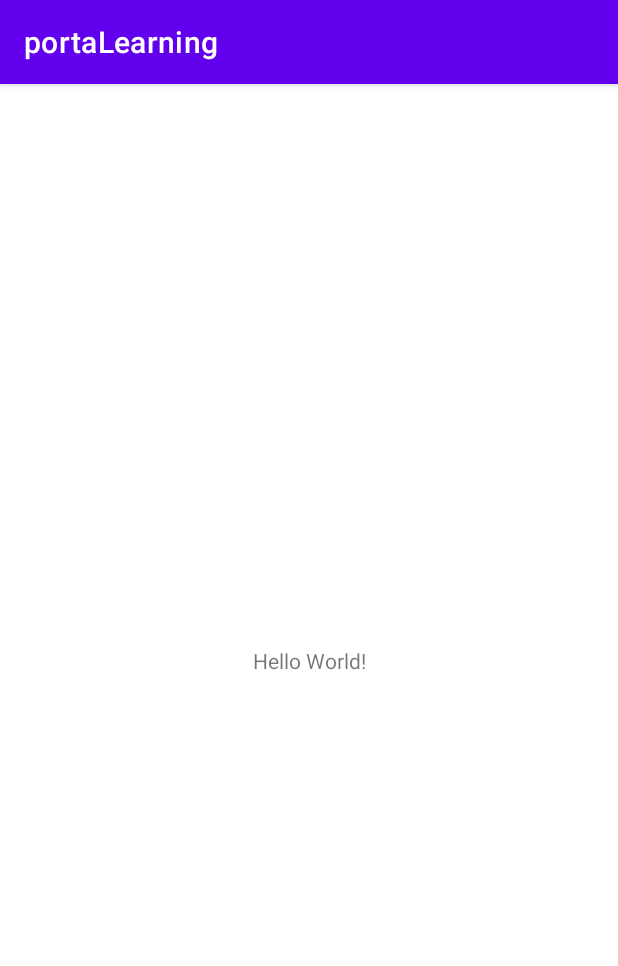
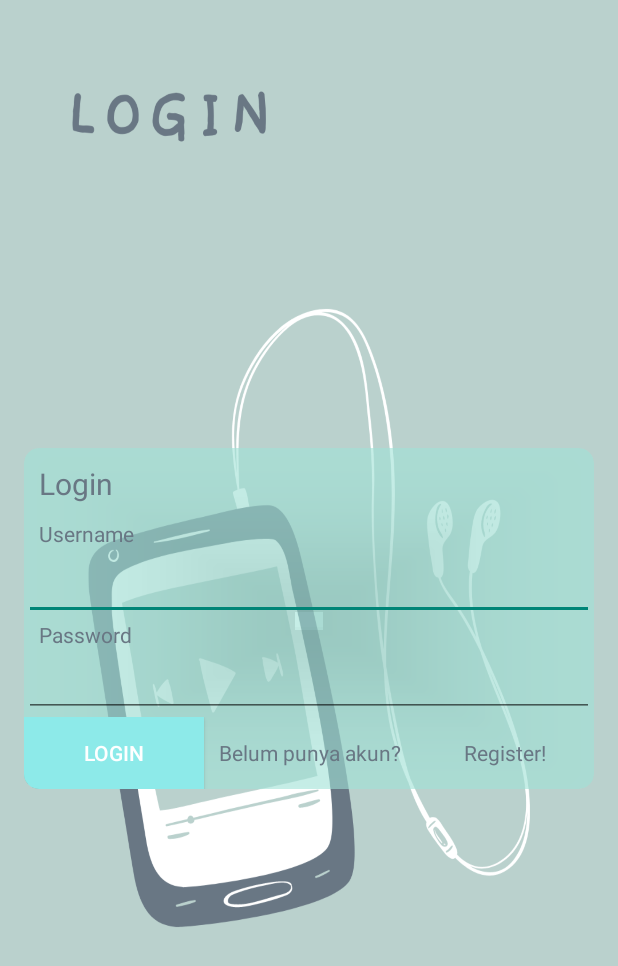
Before and after one commit to AdamSyahputraAS/portaLearning, an Android app: the screen it shows after launch (MainActivity before the commit, login_activity after it), on a phone screen of 412 x 824 dp. Shown: the top 966 px of the screen. Run offline under Robolectric (Android 15) with nearby library versions, the phone set to English and light mode, and no system bars.

Commit message:
login and splash screen

```diff
--- a/app/build.gradle
+++ b/app/build.gradle
@@ -1,6 +1,7 @@
 plugins {
     id 'com.android.application'
     id 'org.jetbrains.kotlin.android'
+    id 'kotlin-android-extensions'
 }
 
 android {
--- a/app/src/main/AndroidManifest.xml
+++ b/app/src/main/AndroidManifest.xml
@@ -11,15 +11,18 @@
         android:theme="@style/Theme.PortaLearning">
         <activity
             android:name=".login_activity"
-            android:exported="false" />
+            android:theme="@style/Theme.AppCompat.DayNight.NoActionBar"
+            android:exported="true" >
+        <intent-filter>
+            <action android:name="android.intent.action.MAIN" />
+
+            <category android:name="android.intent.category.LAUNCHER" />
+        </intent-filter>
+        </activity>
         <activity
             android:name=".MainActivity"
             android:exported="true">
-            <intent-filter>
-                <action android:name="android.intent.action.MAIN" />
 
-                <category android:name="android.intent.category.LAUNCHER" />
-            </intent-filter>
         </activity>
     </application>
 
--- a/app/src/main/res/layout/activity_login.xml
+++ b/app/src/main/res/layout/activity_login.xml
@@ -1,10 +1,113 @@
 <?xml version="1.0" encoding="utf-8"?>
-<LinearLayout xmlns:android="http://schemas.android.com/apk/res/android"
+<androidx.constraintlayout.widget.ConstraintLayout xmlns:android="http://schemas.android.com/apk/res/android"
     xmlns:app="http://schemas.android.com/apk/res-auto"
     xmlns:tools="http://schemas.android.com/tools"
     android:layout_width="match_parent"
     android:layout_height="match_parent"
+    android:background="@drawable/login_background"
     android:orientation="vertical"
     tools:context=".login_activity">
 
-</LinearLayout>
+    <androidx.cardview.widget.CardView
+        android:id="@+id/cardView"
+        android:layout_width="380dp"
+        android:layout_height="wrap_content"
+        android:layout_gravity="center|center_horizontal"
+        android:paddingStart="10dp"
+        android:paddingLeft="10dp"
+        android:paddingTop="10dp"
+        android:paddingEnd="10dp"
+        android:paddingRight="10dp"
+        app:cardBackgroundColor="#99A1E3D8"
+        app:cardCornerRadius="10dp"
+        app:layout_constraintBottom_toBottomOf="parent"
+        app:layout_constraintEnd_toEndOf="parent"
+        app:layout_constraintStart_toStartOf="parent"
+        app:layout_constraintTop_toTopOf="parent">
+
+        <LinearLayout
+            android:layout_width="match_parent"
+            android:layout_height="match_parent"
+            android:orientation="vertical">
+
+            <TextView
+                android:id="@+id/textView"
+                android:layout_width="wrap_content"
+                android:layout_height="wrap_content"
+                android:layout_marginLeft="10dp"
+                android:layout_marginTop="10dp"
+                android:text="Login"
+                android:textColor="#697784"
+                android:textSize="20dp" />
+
+            <TextView
+                android:id="@+id/textView3"
+                android:layout_width="match_parent"
+                android:layout_height="wrap_content"
+                android:layout_marginLeft="10dp"
+                android:layout_marginTop="10dp"
+                android:text="Username"
+                android:textColor="#697784" />
+
+            <EditText
+                android:id="@+id/inputUsername"
+                android:layout_width="match_parent"
+                android:layout_height="wrap_content"
+                android:ems="10"
+                android:inputType="textPersonName"
+                android:minHeight="48dp" />
+
+            <TextView
+                android:id="@+id/textView4"
+                android:layout_width="match_parent"
+                android:layout_height="wrap_content"
+                android:layout_marginLeft="10dp"
+                android:text="Password"
+                android:textColor="#697784" />
+
+            <EditText
+                android:id="@+id/inputPasword"
+                android:layout_width="match_parent"
+                android:layout_height="wrap_content"
+                android:ems="10"
+                android:inputType="textPersonName" />
+
+            <LinearLayout
+                android:layout_width="match_parent"
+                android:layout_height="match_parent"
+                android:orientation="horizontal">
+
+                <Button
+
+                    android:id="@+id/button"
+                    android:layout_width="wrap_content"
+                    android:layout_height="wrap_content"
+                    android:layout_weight="1"
+                    android:background="#8DEAE9"
+                    android:text="Login"
+                    android:textColor="#FFFFFF"
+                    app:strokeColor="#BF7E7E"
+                    tools:ignore="DuplicateSpeakableTextCheck" />
+
+                <TextView
+                    android:id="@+id/textView5"
+                    android:layout_width="wrap_content"
+                    android:layout_height="wrap_content"
+                    android:layout_marginLeft="10dp"
+                    android:layout_weight="1"
+                    android:text="Belum punya akun?"
+                    android:textColor="#697784" />
+
+                <TextView
+                    android:id="@+id/btnRegister"
+                    android:layout_width="wrap_content"
+                    android:layout_height="wrap_content"
+                    android:layout_marginLeft="10dp"
+                    android:layout_weight="1"
+                    android:text="Register!"
+                    android:textColor="#697784" />
+
+            </LinearLayout>
+        </LinearLayout>
+    </androidx.cardview.widget.CardView>
+</androidx.constraintlayout.widget.ConstraintLayout>
--- a/app/src/main/res/values/colors.xml
+++ b/app/src/main/res/values/colors.xml
@@ -7,4 +7,6 @@
     <color name="teal_700">#FF018786</color>
     <color name="black">#FF000000</color>
     <color name="white">#FFFFFFFF</color>
+    <color name="pink">#FFC4DD</color>
+    <color name="blue_login">#99A1E3D8</color>
 </resources>
```
Also changed, not shown: app/src/main/res/drawable/login_background.png (added).
